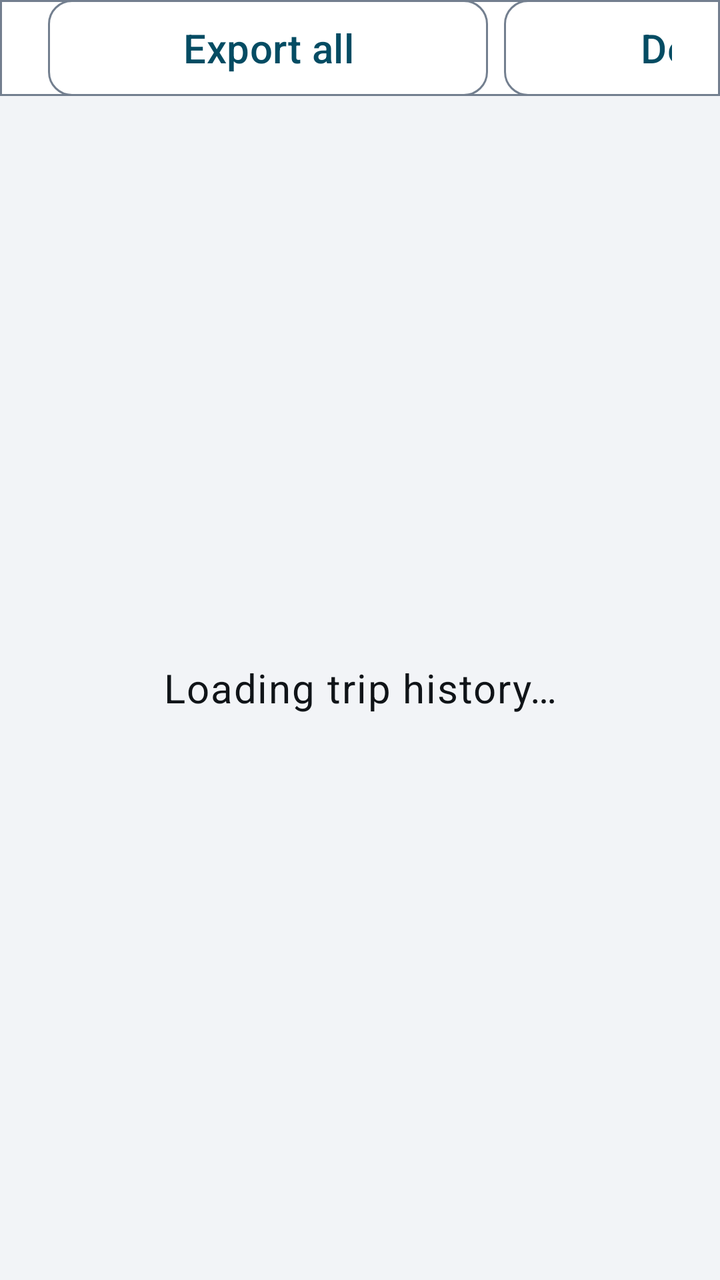
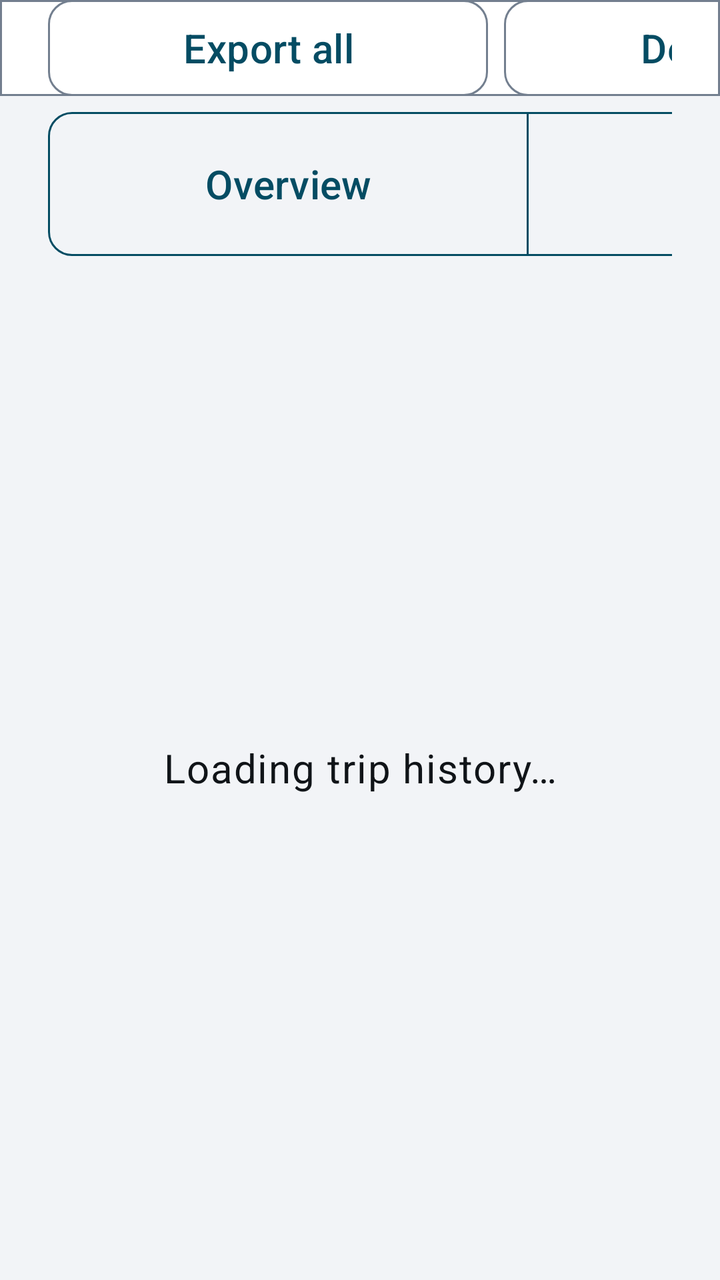

Compare the two renders of this Android layout. The source of the first and the diff that turns it into the second are given below.
<!-- AndroidManifest.xml: application theme Theme.EVChargePilot -->
<!-- res/layout/activity_trip_history.xml -->
<?xml version="1.0" encoding="utf-8"?>
<LinearLayout xmlns:android="http://schemas.android.com/apk/res/android"
    android:layout_width="match_parent"
    android:layout_height="match_parent"
    android:orientation="vertical">

    <LinearLayout
        android:layout_width="match_parent"
        android:layout_height="@dimen/chargepilot_bar_height"
        android:background="@drawable/bg_topbar"
        android:gravity="center_vertical"
        android:orientation="horizontal"
        android:paddingStart="@dimen/spacing_lg"
        android:paddingEnd="@dimen/spacing_lg">

        <include
            layout="@layout/view_primary_navigation"
            android:layout_width="0dp"
            android:layout_height="match_parent"
            android:layout_weight="1" />

        <com.google.android.material.button.MaterialButton
            android:id="@+id/exportAllAction"
            style="@style/Widget.EV.Button.Outlined"
            android:layout_width="220dp"
            android:layout_height="match_parent"
            android:insetTop="0dp"
            android:insetBottom="0dp"
            android:layout_marginEnd="@dimen/spacing_sm"
            android:text="@string/action_export_all_trips" />

        <com.google.android.material.button.MaterialButton
            android:id="@+id/deleteAllAction"
            style="@style/Widget.EV.Button.Outlined"
            android:layout_width="220dp"
            android:layout_height="match_parent"
            android:insetTop="0dp"
            android:insetBottom="0dp"
            android:text="@string/action_delete_all_trips" />
    </LinearLayout>

    <FrameLayout
        android:layout_width="match_parent"
        android:layout_height="0dp"
        android:layout_weight="1">

        <LinearLayout
            android:id="@+id/historyContent"
            android:layout_width="match_parent"
            android:layout_height="match_parent"
            android:baselineAligned="false"
            android:orientation="horizontal"
            android:paddingStart="@dimen/spacing_lg"
            android:paddingTop="@dimen/chargepilot_bar_gap"
            android:paddingEnd="@dimen/spacing_lg"
            android:paddingBottom="@dimen/spacing_lg"
            android:visibility="gone">

            <LinearLayout
                android:layout_width="@dimen/chargepilot_rail_width"
                android:layout_height="match_parent"
                android:background="@drawable/bg_card"
                android:orientation="vertical"
                android:padding="@dimen/spacing_sm">

                <TextView
                    android:layout_width="match_parent"
                    android:layout_height="wrap_content"
                    android:padding="@dimen/spacing_sm"
                    android:text="@string/trip_history_recent"
                    android:textAppearance="@style/Text.EV.SectionHeader" />

                <ListView
                    android:id="@+id/historyList"
                    android:layout_width="match_parent"
                    android:layout_height="0dp"
                    android:layout_marginTop="@dimen/spacing_sm"
                    android:layout_weight="1"
                    android:choiceMode="singleChoice"
                    android:divider="@android:color/transparent"
                    android:dividerHeight="@dimen/spacing_sm"
                    android:listSelector="@android:color/transparent"
                    android:scrollbars="vertical" />
            </LinearLayout>

            <LinearLayout
                android:layout_width="0dp"
                android:layout_height="match_parent"
                android:layout_marginStart="@dimen/spacing_md"
                android:layout_weight="1"
                android:background="@drawable/bg_card"
                android:orientation="vertical"
                android:padding="@dimen/spacing_md">

                <LinearLayout
                    android:layout_width="match_parent"
                    android:layout_height="@dimen/touch_target"
                    android:gravity="center_vertical"
                    android:orientation="horizontal">

                    <TextView
                        android:id="@+id/detailDate"
                        android:layout_width="0dp"
                        android:layout_height="wrap_content"
                        android:layout_weight="1"
                        android:textAppearance="@style/Text.EV.Title" />

                    <com.google.android.material.button.MaterialButton
                        android:id="@+id/speedWhatIfAction"
                        style="@style/Widget.EV.Button.Outlined"
                        android:layout_width="220dp"
                        android:layout_height="@dimen/touch_target"
                        android:layout_marginEnd="@dimen/spacing_sm"
                        android:text="@string/action_speed_what_if" />

                    <com.google.android.material.button.MaterialButton
                        android:id="@+id/exportTripAction"
                        style="@style/Widget.EV.Button.Outlined"
                        android:layout_width="220dp"
                        android:layout_height="@dimen/touch_target"
                        android:layout_marginEnd="@dimen/spacing_sm"
                        android:text="@string/action_export_trip" />

                    <com.google.android.material.button.MaterialButton
                        android:id="@+id/deleteTripAction"
                        style="@style/Widget.EV.Button.Outlined"
                        android:layout_width="220dp"
                        android:layout_height="@dimen/touch_target"
                        android:text="@string/action_delete_trip" />
                </LinearLayout>

                
                <LinearLayout
                    android:layout_width="match_parent"
                    android:layout_height="wrap_content"
                    android:baselineAligned="false"
                    android:minHeight="@dimen/chargepilot_readout_height"
                    android:orientation="horizontal">

                    <LinearLayout style="@style/Widget.EV.Readout" android:layout_height="match_parent" android:layout_weight="1">
                        <TextView style="@style/Text.EV.ReadoutLabel" android:text="@string/label_duration" />
                        <TextView android:id="@+id/detailDuration" style="@style/Text.EV.ReadoutValue" />
                    </LinearLayout>
                    <LinearLayout style="@style/Widget.EV.Readout" android:layout_height="match_parent" android:layout_weight="1">
                        <TextView style="@style/Text.EV.ReadoutLabel" android:text="@string/label_distance" />
                        <TextView android:id="@+id/detailDistance" style="@style/Text.EV.ReadoutValue" />
                    </LinearLayout>
                    <LinearLayout style="@style/Widget.EV.Readout" android:layout_height="match_parent" android:layout_weight="1">
                        <TextView style="@style/Text.EV.ReadoutLabel" android:text="@string/label_consumption" />
                        <TextView android:id="@+id/detailConsumption" style="@style/Text.EV.ReadoutValue" />
                    </LinearLayout>
                </LinearLayout>

                <LinearLayout
                    android:layout_width="match_parent"
                    android:layout_height="wrap_content"
                    android:baselineAligned="false"
                    android:minHeight="@dimen/chargepilot_readout_height"
                    android:orientation="horizontal">

                    <LinearLayout style="@style/Widget.EV.Readout" android:layout_height="match_parent" android:layout_weight="1">
                        <TextView style="@style/Text.EV.ReadoutLabel" android:text="@string/label_soc_change" />
                        <TextView android:id="@+id/detailSoc" style="@style/Text.EV.ReadoutValue" />
                    </LinearLayout>
                    <LinearLayout style="@style/Widget.EV.Readout" android:layout_height="match_parent" android:layout_weight="1">
                        <TextView style="@style/Text.EV.ReadoutLabel" android:text="@string/label_energy_used" />
                        <TextView android:id="@+id/detailConsumed" style="@style/Text.EV.ReadoutValue" />
                    </LinearLayout>
                    <LinearLayout style="@style/Widget.EV.Readout" android:layout_height="match_parent" android:layout_weight="1">
                        <TextView style="@style/Text.EV.ReadoutLabel" android:text="@string/label_regenerated" />
                        <TextView android:id="@+id/detailRegenerated" style="@style/Text.EV.ReadoutValue" />
                    </LinearLayout>
                </LinearLayout>

                <LinearLayout
                    android:layout_width="match_parent"
                    android:layout_height="wrap_content"
                    android:layout_marginTop="@dimen/spacing_sm"
                    android:layout_marginBottom="@dimen/spacing_sm"
                    android:gravity="center_vertical"
                    android:orientation="horizontal">

                    <TextView
                        android:id="@+id/detailAttribution"
                        android:layout_width="0dp"
                        android:layout_height="wrap_content"
                        android:layout_weight="1"
                        android:maxLines="3"
                        android:textAppearance="@style/Text.EV.Secondary" />

                    <com.google.android.material.button.MaterialButton
                        android:id="@+id/energyBreakdownAction"
                        style="@style/Widget.EV.Button.Outlined"
                        android:layout_width="280dp"
                        android:layout_height="@dimen/touch_target"
                        android:layout_marginStart="@dimen/spacing_md"
                        android:text="@string/action_energy_breakdown" />
                </LinearLayout>

                
                <TextView
                    android:id="@+id/detailEcoReview"
                    android:layout_width="match_parent"
                    android:layout_height="wrap_content"
                    android:layout_marginBottom="@dimen/spacing_sm"
                    android:maxLines="4"
                    android:textAppearance="@style/Text.EV.Secondary" />

                <LinearLayout
                    android:id="@+id/trackGroup"
                    android:layout_width="match_parent"
                    android:layout_height="0dp"
                    android:layout_weight="2.2"
                    android:orientation="vertical">

                    <TextView
                        android:layout_width="match_parent"
                        android:layout_height="wrap_content"
                        android:text="@string/trip_track_legend"
                        android:textAppearance="@style/Text.EV.Secondary" />

                    <com.evsuite.chargepilot.TripPlotView
                        android:id="@+id/tripPlot"
                        android:layout_width="match_parent"
                        android:layout_height="0dp"
                        android:layout_marginTop="@dimen/spacing_sm"
                        android:layout_weight="1"
                        android:importantForAccessibility="yes" />
                </LinearLayout>

                <TextView
                    android:id="@+id/trackUnavailable"
                    android:layout_width="match_parent"
                    android:layout_height="0dp"
                    android:layout_weight="2.2"
                    android:gravity="center"
                    android:text="@string/trip_track_unavailable"
                    android:textAppearance="@style/Text.EV.Body"
                    android:visibility="gone" />
            </LinearLayout>
        </LinearLayout>

        <LinearLayout
            android:id="@+id/emptyState"
            android:layout_width="match_parent"
            android:layout_height="match_parent"
            android:gravity="center"
            android:orientation="vertical"
            android:padding="@dimen/spacing_lg"
            android:visibility="gone">

            <TextView
                android:layout_width="wrap_content"
                android:layout_height="wrap_content"
                android:text="@string/trip_history_empty_title"
                android:textAppearance="@style/Text.EV.Title" />

            <TextView
                android:layout_width="720dp"
                android:layout_height="wrap_content"
                android:layout_marginTop="@dimen/spacing_md"
                android:gravity="center"
                android:text="@string/trip_history_empty_body"
                android:textAppearance="@style/Text.EV.Body" />
        </LinearLayout>

        <TextView
            android:id="@+id/loadingState"
            android:layout_width="match_parent"
            android:layout_height="match_parent"
            android:gravity="center"
            android:text="@string/trip_history_loading"
            android:textAppearance="@style/Text.EV.Body" />
    </FrameLayout>
</LinearLayout>
<!-- res/layout/view_primary_navigation.xml (included above) -->
<?xml version="1.0" encoding="utf-8"?>
<LinearLayout
    xmlns:android="http://schemas.android.com/apk/res/android"
    xmlns:app="http://schemas.android.com/apk/res-auto"
    android:layout_width="match_parent"
    android:layout_height="match_parent"
    android:gravity="center_vertical"
    android:orientation="horizontal">

    <TextView
        android:layout_width="wrap_content"
        android:layout_height="wrap_content"
        android:layout_marginEnd="@dimen/spacing_md"
        android:text="@string/app_name"
        android:textAppearance="@style/Text.EV.Title" />

    <com.google.android.material.button.MaterialButtonToggleGroup
        android:id="@+id/primaryNavigation"
        android:layout_width="0dp"
        android:layout_height="match_parent"
        android:layout_weight="1"
        app:selectionRequired="true"
        app:singleSelection="true">

    <com.google.android.material.button.MaterialButton
        android:id="@+id/navEnergy"
        style="@style/Widget.EVChargePilot.NavTab"
        android:layout_width="0dp"
        android:layout_height="match_parent"
        android:layout_weight="1"
        android:text="@string/tab_energy" />

    <com.google.android.material.button.MaterialButton
        android:id="@+id/navArrival"
        style="@style/Widget.EVChargePilot.NavTab"
        android:layout_width="0dp"
        android:layout_height="match_parent"
        android:layout_weight="1"
        android:text="@string/tab_arrival" />

    <com.google.android.material.button.MaterialButton
        android:id="@+id/navTrips"
        style="@style/Widget.EVChargePilot.NavTab"
        android:layout_width="0dp"
        android:layout_height="match_parent"
        android:layout_weight="1"
        android:text="@string/tab_trips" />

    <com.google.android.material.button.MaterialButton
        android:id="@+id/navBattery"
        style="@style/Widget.EVChargePilot.NavTab"
        android:layout_width="0dp"
        android:layout_height="match_parent"
        android:layout_weight="1"
        android:text="@string/tab_battery" />

    <com.google.android.material.button.MaterialButton
        android:id="@+id/navDiagnostics"
        style="@style/Widget.EVChargePilot.NavTab"
        android:layout_width="0dp"
        android:layout_height="match_parent"
        android:layout_weight="1"
        android:text="@string/tab_diagnostics" />

    <com.google.android.material.button.MaterialButton
        android:id="@+id/navSettings"
        style="@style/Widget.EVChargePilot.NavTab"
        android:layout_width="0dp"
        android:layout_height="match_parent"
        android:layout_weight="1"
        android:text="@string/tab_settings" />
    </com.google.android.material.button.MaterialButtonToggleGroup>
</LinearLayout>
<!-- resources referenced by this layout -->
<resources>
  <dimen name="chargepilot_bar_gap">@dimen/spacing_sm</dimen>
  <dimen name="chargepilot_bar_height">48dp</dimen>
  <dimen name="chargepilot_rail_width">420dp</dimen>
  <dimen name="chargepilot_readout_height">84dp</dimen>
  <dimen name="spacing_lg">24dp</dimen>
  <dimen name="spacing_md">16dp</dimen>
  <dimen name="spacing_sm">8dp</dimen>
  <dimen name="touch_target">72dp</dimen>
  <string name="action_delete_all_trips">Delete all</string>
  <string name="action_delete_trip">Delete trip</string>
  <string name="action_energy_breakdown">Energy breakdown</string>
  <string name="action_export_all_trips">Export all</string>
  <string name="action_export_trip">Export trip</string>
  <string name="action_speed_what_if">Speed comparison</string>
  <string name="app_name">EVChargePilot</string>
  <string name="label_consumption">AVERAGE</string>
  <string name="label_distance">DISTANCE</string>
  <string name="label_duration">RECORDED</string>
  <string name="label_energy_used">ENERGY USED</string>
  <string name="label_regenerated">REGENERATED</string>
  <string name="label_soc_change">STATE OF CHARGE</string>
  <string name="tab_arrival">Arrival</string>
  <string name="tab_battery">Battery</string>
  <string name="tab_diagnostics">Diagnostics</string>
  <string name="tab_energy">Energy</string>
  <string name="tab_settings">Settings</string>
  <string name="tab_trips">Trips</string>
  <string name="trip_history_empty_body">Start a trip from the dashboard while parked, then stop and save it after parking. Completed trips stay only on this head unit.</string>
  <string name="trip_history_empty_title">No recorded trips</string>
  <string name="trip_history_loading">Loading trip history…</string>
  <string name="trip_history_recent">RECENT TRIPS</string>
  <string name="trip_track_legend">Speed (accent), charge and battery power — tap to enlarge</string>
  <string name="trip_track_unavailable">No sample track was retained for this trip.</string>
  <style name="Text.EV.ReadoutLabel" parent="Text.EV.SectionHeader">
          <item name="android:layout_width">wrap_content</item>
          <item name="android:layout_height">wrap_content</item>
      </style>
  <color name="ev_surface">#FFFFFFFF</color>
  <color name="ev_outline">#FF737F8F</color>
  <dimen name="ev_corner">12dp</dimen>
  <dimen name="text_body">20sp</dimen>
  <color name="ev_text_primary">#FF101418</color>
  <string name="value_unavailable" translatable="false">—</string>
  <dimen name="text_secondary">17sp</dimen>
  <color name="ev_text_secondary">#FF414B55</color>
  <dimen name="text_label">16sp</dimen>
  <color name="ev_accent">#FF044C63</color>
  <dimen name="text_title">26sp</dimen>
  <style name="ShapeAppearanceOverlay.EV.Button" parent="">
          <item name="cornerSize">@dimen/ev_corner</item>
      </style>
  <color name="ev_on_accent">#FFFFFFFF</color>
  <color name="ev_surface_raised">#FFE4E8ED</color>
  <color name="ev_background">#FFF2F4F7</color>
  <color name="ev_error">#FF8F0F18</color>
  <!-- unchanged entries left out for length: 16 -->
</resources>

<!-- the commit's change to res/layout/activity_trip_history.xml (unified diff, before → after) -->
@@ -1,5 +1,6 @@
 <?xml version="1.0" encoding="utf-8"?>
 <LinearLayout xmlns:android="http://schemas.android.com/apk/res/android"
+    xmlns:app="http://schemas.android.com/apk/res-auto"
     android:layout_width="match_parent"
     android:layout_height="match_parent"
     android:orientation="vertical">
@@ -37,6 +38,87 @@
             android:insetTop="0dp"
             android:insetBottom="0dp"
             android:text="@string/action_delete_all_trips" />
+
+        <com.google.android.material.button.MaterialButton
+            android:id="@+id/resetTripAAction"
+            style="@style/Widget.EV.Button.Outlined"
+            android:layout_width="320dp"
+            android:layout_height="match_parent"
+            android:insetTop="0dp"
+            android:insetBottom="0dp"
+            android:text="@string/action_reset_trip_a"
+            android:visibility="gone" />
+    </LinearLayout>
+
+    
+    <LinearLayout
+        android:layout_width="match_parent"
+        android:layout_height="@dimen/touch_target"
+        android:layout_marginTop="@dimen/chargepilot_bar_gap"
+        android:orientation="horizontal"
+        android:paddingStart="@dimen/spacing_lg"
+        android:paddingEnd="@dimen/spacing_lg">
+
+        <com.google.android.material.button.MaterialButtonToggleGroup
+            android:id="@+id/viewChoice"
+            android:layout_width="480dp"
+            android:layout_height="match_parent"
+            app:selectionRequired="true"
+            app:singleSelection="true">
+
+            <com.google.android.material.button.MaterialButton
+                android:id="@+id/viewOverview"
+                style="@style/Widget.EVChargePilot.NavTab"
+                android:layout_width="0dp"
+                android:layout_height="match_parent"
+                android:layout_weight="1"
+                android:text="@string/trip_view_overview" />
+
+            <com.google.android.material.button.MaterialButton
+                android:id="@+id/viewLedger"
+                style="@style/Widget.EVChargePilot.NavTab"
+                android:layout_width="0dp"
+                android:layout_height="match_parent"
+                android:layout_weight="1"
+                android:text="@string/trip_view_ledger" />
+        </com.google.android.material.button.MaterialButtonToggleGroup>
+
+        <View
+            android:layout_width="0dp"
+            android:layout_height="match_parent"
+            android:layout_weight="1" />
+
+        <com.google.android.material.button.MaterialButtonToggleGroup
+            android:id="@+id/windowChoice"
+            android:layout_width="480dp"
+            android:layout_height="match_parent"
+            app:selectionRequired="true"
+            app:singleSelection="true">
+
+            <com.google.android.material.button.MaterialButton
+                android:id="@+id/window15"
+                style="@style/Widget.EVChargePilot.NavTab"
+                android:layout_width="0dp"
+                android:layout_height="match_parent"
+                android:layout_weight="1"
+                android:text="@string/trip_window_15" />
+
+            <com.google.android.material.button.MaterialButton
+                android:id="@+id/window150"
+                style="@style/Widget.EVChargePilot.NavTab"
+                android:layout_width="0dp"
+                android:layout_height="match_parent"
+                android:layout_weight="1"
+                android:text="@string/trip_window_150" />
+
+            <com.google.android.material.button.MaterialButton
+                android:id="@+id/window300"
+                style="@style/Widget.EVChargePilot.NavTab"
+                android:layout_width="0dp"
+                android:layout_height="match_parent"
+                android:layout_weight="1"
+                android:text="@string/trip_window_300" />
+        </com.google.android.material.button.MaterialButtonToggleGroup>
     </LinearLayout>
 
     <FrameLayout
@@ -237,6 +319,135 @@
                     android:text="@string/trip_track_unavailable"
                     android:textAppearance="@style/Text.EV.Body"
                     android:visibility="gone" />
+            </LinearLayout>
+        </LinearLayout>
+
+        <LinearLayout
+            android:id="@+id/overviewContent"
+            android:layout_width="match_parent"
+            android:layout_height="match_parent"
+            android:orientation="vertical"
+            android:paddingStart="@dimen/spacing_lg"
+            android:paddingTop="@dimen/chargepilot_bar_gap"
+            android:paddingEnd="@dimen/spacing_lg"
+            android:paddingBottom="@dimen/spacing_lg"
+            android:visibility="gone">
+
+            <LinearLayout
+                android:layout_width="match_parent"
+                android:layout_height="0dp"
+                android:layout_weight="1"
+                android:baselineAligned="false"
+                android:orientation="horizontal">
+
+                <LinearLayout
+                    android:layout_width="0dp"
+                    android:layout_height="match_parent"
+                    android:layout_weight="1"
+                    android:background="@drawable/bg_card"
+                    android:orientation="vertical"
+                    android:padding="@dimen/spacing_md">
+
+                    <TextView
+                        android:id="@+id/overviewRange"
+                        android:layout_width="match_parent"
+                        android:layout_height="wrap_content"
+                        android:fontFeatureSettings="tnum"
+                        android:textAppearance="@style/Text.EV.Title" />
+
+                    <TextView
+                        android:id="@+id/overviewRangeBasis"
+                        android:layout_width="match_parent"
+                        android:layout_height="wrap_content"
+                        android:maxLines="2"
+                        android:textAppearance="@style/Text.EV.Secondary" />
+
+                    <TextView
+                        android:id="@+id/overviewConsumption"
+                        android:layout_width="match_parent"
+                        android:layout_height="wrap_content"
+                        android:layout_marginTop="@dimen/spacing_sm"
+                        android:fontFeatureSettings="tnum"
+                        android:textAppearance="@style/Text.EV.Body" />
+
+                    <TextView
+                        android:id="@+id/overviewDelta"
+                        android:layout_width="match_parent"
+                        android:layout_height="wrap_content"
+                        android:fontFeatureSettings="tnum"
+                        android:textAppearance="@style/Text.EV.Body" />
+
+                    <TextView
+                        android:id="@+id/overviewWindowEnergy"
+                        android:layout_width="match_parent"
+                        android:layout_height="wrap_content"
+                        android:layout_marginTop="@dimen/spacing_sm"
+                        android:maxLines="2"
+                        android:textAppearance="@style/Text.EV.Secondary" />
+
+                    <TextView
+                        android:id="@+id/overviewLegend"
+                        android:layout_width="match_parent"
+                        android:layout_height="wrap_content"
+                        android:layout_marginTop="@dimen/spacing_sm"
+                        android:maxLines="3"
+                        android:textAppearance="@style/Text.EV.Secondary" />
+                </LinearLayout>
+
+                <FrameLayout
+                    android:layout_width="0dp"
+                    android:layout_height="match_parent"
+                    android:layout_marginStart="@dimen/spacing_md"
+                    android:layout_weight="1.4"
+                    android:background="@drawable/bg_card"
+                    android:padding="@dimen/spacing_sm">
+
+                    <com.evsuite.chargepilot.ConsumptionTraceView
+                        android:id="@+id/overviewTrace"
+                        android:layout_width="match_parent"
+                        android:layout_height="match_parent"
+                        android:importantForAccessibility="yes" />
+                </FrameLayout>
+            </LinearLayout>
+
+            <LinearLayout
+                android:layout_width="match_parent"
+                android:layout_height="0dp"
+                android:layout_marginTop="@dimen/spacing_md"
+                android:layout_weight="1.2"
+                android:baselineAligned="false"
+                android:orientation="horizontal">
+
+                <include
+                    android:id="@+id/cardCurrent"
+                    layout="@layout/view_trip_overview_card"
+                    android:layout_width="0dp"
+                    android:layout_height="match_parent"
+                    android:layout_weight="1" />
+
+                <include
+                    android:id="@+id/cardSinceCharge"
+                    layout="@layout/view_trip_overview_card"
+                    android:layout_width="0dp"
+                    android:layout_height="match_parent"
+                    android:layout_marginStart="@dimen/spacing_md"
+                    android:layout_weight="1" />
+
+                <include
+                    android:id="@+id/cardTripA"
+                    layout="@layout/view_trip_overview_card"
+                    android:layout_width="0dp"
+                    android:layout_height="match_parent"
+                    android:layout_marginStart="@dimen/spacing_md"
+                    android:layout_weight="1" />
+
+                <include
+                    android:id="@+id/cardHistory"
+                    layout="@layout/view_trip_overview_card"
+                    android:layout_width="0dp"
+                    android:layout_height="match_parent"
+                    android:layout_marginStart="@dimen/spacing_md"
+                    android:layout_weight="1" />
             </LinearLayout>
         </LinearLayout>
 
@@ -347,3 +558,61 @@
         android:text="@string/tab_settings" />
     </com.google.android.material.button.MaterialButtonToggleGroup>
 </LinearLayout>
+<!-- res/layout/view_trip_overview_card.xml (included above) -->
+<?xml version="1.0" encoding="utf-8"?>
+<LinearLayout xmlns:android="http://schemas.android.com/apk/res/android"
+    android:layout_width="0dp"
+    android:layout_height="match_parent"
+    android:layout_weight="1"
+    android:background="@drawable/bg_card"
+    android:orientation="vertical"
+    android:padding="@dimen/spacing_sm">
+
+    <TextView
+        android:id="@+id/cardTitle"
+        android:layout_width="match_parent"
+        android:layout_height="wrap_content"
+        android:ellipsize="end"
+        android:maxLines="1"
+        android:textAppearance="@style/Text.EV.Body" />
+
+    <FrameLayout
+        android:layout_width="match_parent"
+        android:layout_height="0dp"
+        android:layout_weight="1">
+
+        <com.evsuite.chargepilot.ConsumptionTraceView
+            android:id="@+id/cardTrace"
+            android:layout_width="match_parent"
+            android:layout_height="match_parent"
+            android:importantForAccessibility="yes" />
+
+        <TextView
+            android:id="@+id/cardReason"
+            android:layout_width="match_parent"
+            android:layout_height="match_parent"
+            android:gravity="center"
+            android:textAppearance="@style/Text.EV.Secondary"
+            android:visibility="gone" />
+    </FrameLayout>
+
+    <LinearLayout
+        android:layout_width="match_parent"
+        android:layout_height="wrap_content"
+        android:orientation="horizontal">
+
+        <TextView
+            android:id="@+id/cardEnergy"
+            style="@style/Text.EV.TripValue"
+            android:layout_width="0dp"
+            android:layout_weight="1"
+            android:maxLines="2" />
+
+        <TextView
+            android:id="@+id/cardDistance"
+            style="@style/Text.EV.TripValue"
+            android:layout_width="0dp"
+            android:layout_weight="1"
+            android:maxLines="2" />
+    </LinearLayout>
+</LinearLayout>
<!-- resource entries referenced after the edit -->
@@ -13,6 +13,7 @@
   <string name="action_energy_breakdown">Energy breakdown</string>
   <string name="action_export_all_trips">Export all</string>
   <string name="action_export_trip">Export trip</string>
+  <string name="action_reset_trip_a">Reset trip A</string>
   <string name="action_speed_what_if">Speed comparison</string>
   <string name="app_name">EVChargePilot</string>
   <string name="label_consumption">AVERAGE</string>
@@ -33,9 +34,21 @@
   <string name="trip_history_recent">RECENT TRIPS</string>
   <string name="trip_track_legend">Speed (accent), charge and battery power — tap to enlarge</string>
   <string name="trip_track_unavailable">No sample track was retained for this trip.</string>
+  <string name="trip_view_ledger">Ledger</string>
+  <string name="trip_view_overview">Overview</string>
+  <string name="trip_window_15" translatable="false">15 km</string>
+  <string name="trip_window_150" translatable="false">150 km</string>
+  <string name="trip_window_300" translatable="false">300 km</string>
   <style name="Text.EV.ReadoutLabel" parent="Text.EV.SectionHeader">
           <item name="android:layout_width">wrap_content</item>
           <item name="android:layout_height">wrap_content</item>
+      </style>
+  <style name="Text.EV.TripValue" parent="Text.EV.Body">
+          <item name="android:layout_width">wrap_content</item>
+          <item name="android:layout_height">wrap_content</item>
+          <item name="android:layout_marginTop">@dimen/spacing_xs</item>
+          <item name="android:fontFeatureSettings">tnum</item>
+          <item name="android:text">@string/value_unavailable</item>
       </style>
   <color name="ev_surface">#FFFFFFFF</color>
   <color name="ev_outline">#FF737F8F</color>
@@ -48,6 +61,7 @@
   <dimen name="text_label">16sp</dimen>
   <color name="ev_accent">#FF044C63</color>
   <dimen name="text_title">26sp</dimen>
+  <dimen name="spacing_xs">4dp</dimen>
   <style name="ShapeAppearanceOverlay.EV.Button" parent="">
           <item name="cornerSize">@dimen/ev_corner</item>
       </style>
